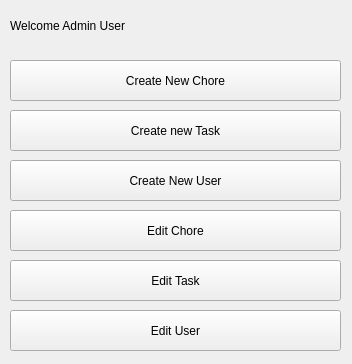
Old version of the form final_project/views/adminDashboard.ui in the repository Monte42/PyQt.
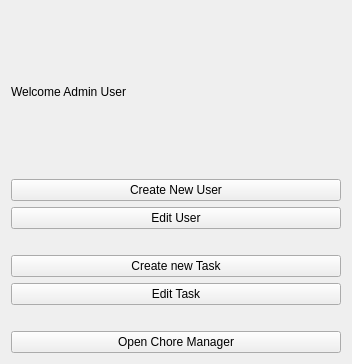
New version of the form.

Commit message: Final Project Updated Chore model/Chore Manager Window/Dropped Db/created method to handle first time launch

The edit to the form file:
```diff
--- a/final_project/views/adminDashboard.ui
+++ b/final_project/views/adminDashboard.ui
@@ -13,60 +13,16 @@
   <property name="windowTitle">
    <string>Admin Dashboard</string>
   </property>
+  <layout class="QVBoxLayout" name="verticalLayout">
+   <item>
   <widget class="QLabel" name="mainHeader">
-   <property name="geometry">
-    <rect>
-     <x>10</x>
-     <y>10</y>
-     <width>331</width>
-     <height>31</height>
-    </rect>
-   </property>
    <property name="text">
     <string>Welcome Admin User</string>
    </property>
   </widget>
-  <widget class="QPushButton" name="newChoreBtn">
-   <property name="geometry">
-    <rect>
-     <x>10</x>
-     <y>60</y>
-     <width>331</width>
-     <height>41</height>
-    </rect>
-   </property>
-   <property name="cursor">
-    <cursorShape>PointingHandCursor</cursorShape>
-   </property>
-   <property name="text">
-    <string>Create New Chore</string>
-   </property>
-  </widget>
-  <widget class="QPushButton" name="newTaskBtn">
-   <property name="geometry">
-    <rect>
-     <x>10</x>
-     <y>110</y>
-     <width>331</width>
-     <height>41</height>
-    </rect>
-   </property>
-   <property name="cursor">
-    <cursorShape>PointingHandCursor</cursorShape>
-   </property>
-   <property name="text">
-    <string>Create new Task</string>
-   </property>
-  </widget>
+   </item>
+   <item>
   <widget class="QPushButton" name="newUserBtn">
-   <property name="geometry">
-    <rect>
-     <x>10</x>
-     <y>160</y>
-     <width>331</width>
-     <height>41</height>
-    </rect>
-   </property>
    <property name="cursor">
     <cursorShape>PointingHandCursor</cursorShape>
    </property>
@@ -74,47 +30,9 @@
     <string>Create New User</string>
    </property>
   </widget>
-  <widget class="QPushButton" name="editChoreBtn">
-   <property name="geometry">
-    <rect>
-     <x>10</x>
-     <y>210</y>
-     <width>331</width>
-     <height>41</height>
-    </rect>
-   </property>
-   <property name="cursor">
-    <cursorShape>PointingHandCursor</cursorShape>
-   </property>
-   <property name="text">
-    <string>Edit Chore</string>
-   </property>
-  </widget>
-  <widget class="QPushButton" name="editTaskBtn">
-   <property name="geometry">
-    <rect>
-     <x>10</x>
-     <y>260</y>
-     <width>331</width>
-     <height>41</height>
-    </rect>
-   </property>
-   <property name="cursor">
-    <cursorShape>PointingHandCursor</cursorShape>
-   </property>
-   <property name="text">
-    <string>Edit Task</string>
-   </property>
-  </widget>
+   </item>
+   <item>
   <widget class="QPushButton" name="editUserBtn">
-   <property name="geometry">
-    <rect>
-     <x>10</x>
-     <y>310</y>
-     <width>331</width>
-     <height>41</height>
-    </rect>
-   </property>
    <property name="cursor">
     <cursorShape>PointingHandCursor</cursorShape>
    </property>
@@ -122,6 +40,64 @@
     <string>Edit User</string>
    </property>
   </widget>
+   </item>
+   <item>
+    <spacer name="horizontalSpacer_2">
+     <property name="orientation">
+      <enum>Qt::Horizontal</enum>
+     </property>
+     <property name="sizeHint" stdset="0">
+      <size>
+       <width>327</width>
+       <height>20</height>
+      </size>
+     </property>
+    </spacer>
+   </item>
+   <item>
+    <widget class="QPushButton" name="newTaskBtn">
+     <property name="cursor">
+      <cursorShape>PointingHandCursor</cursorShape>
+     </property>
+     <property name="text">
+      <string>Create new Task</string>
+     </property>
+    </widget>
+   </item>
+   <item>
+    <widget class="QPushButton" name="editTaskBtn">
+     <property name="cursor">
+      <cursorShape>PointingHandCursor</cursorShape>
+     </property>
+     <property name="text">
+      <string>Edit Task</string>
+     </property>
+    </widget>
+   </item>
+   <item>
+    <spacer name="horizontalSpacer">
+     <property name="orientation">
+      <enum>Qt::Horizontal</enum>
+     </property>
+     <property name="sizeHint" stdset="0">
+      <size>
+       <width>327</width>
+       <height>20</height>
+      </size>
+     </property>
+    </spacer>
+   </item>
+   <item>
+    <widget class="QPushButton" name="choreManagerBtn">
+     <property name="cursor">
+      <cursorShape>PointingHandCursor</cursorShape>
+     </property>
+     <property name="text">
+      <string>Open Chore Manager</string>
+     </property>
+    </widget>
+   </item>
+  </layout>
  </widget>
  <resources/>
  <connections/>
```
Lines whose indentation alone changed are shown as unchanged. The commit also changes 11 other files.
